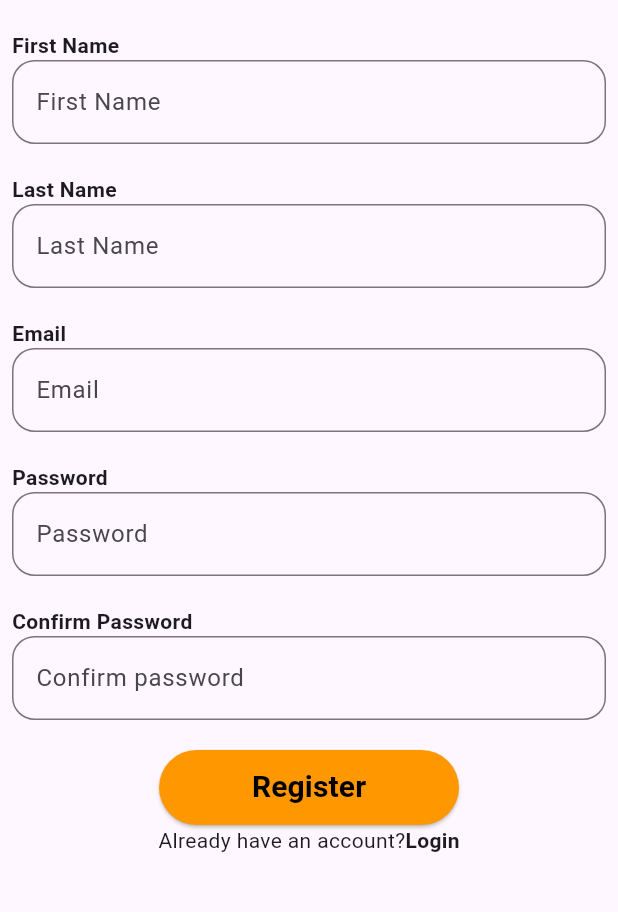
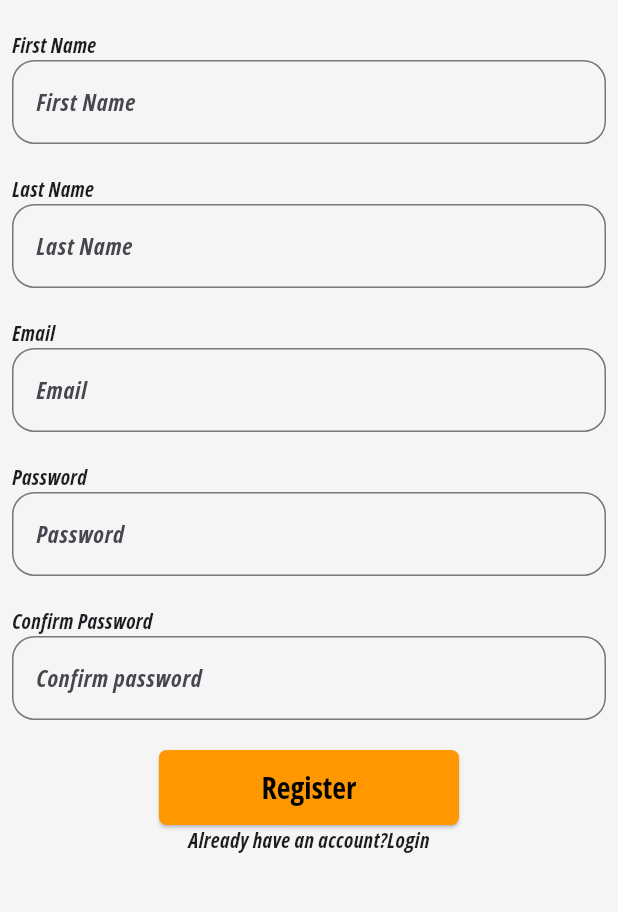
Before and after one commit to ST60002CEM/batch32a-kingdemon24, a Flutter app: the screen it shows after launch, after a tap on "LOGIN", after a tap on "Sign Up", on a phone screen of 412 x 824 dp, the part 312-1224 px from its top. Run offline on Flutter 3.47's test engine with Material 3 defaults, Android fonts, the phone set to English and light mode, and no system bars.

Commit message:
sprint 1 complete

```diff
--- a/lib/App/app.dart
+++ b/lib/App/app.dart
@@ -1,14 +1,16 @@
-
 import 'package:final_assignment/screen/splash_screen.dart';
 import 'package:flutter/material.dart';
+
+import '../screen/theme/theme_data.dart';
 
 class MyApp extends StatelessWidget {
   const MyApp({super.key});
   @override
   Widget build(BuildContext context) {
-    return const MaterialApp(
+    return MaterialApp(
       debugShowCheckedModeBanner: false,
-      home: SplashScreen(),
+      theme: getApplicationTheme(),
+      home: const SplashScreen(),
     );
   }
 }
--- a/lib/screen/login_screen.dart
+++ b/lib/screen/login_screen.dart
@@ -24,17 +24,17 @@ class _LoginScreenState extends State<LoginScreen> {
       body: SingleChildScrollView(
         child: Stack(
           children: [
-            Opacity(
-              opacity: 0.97,
-              child: Container(
-                decoration: const BoxDecoration(
-                  image: DecorationImage(
-                    image: AssetImage('assets/images/background_image.jpg'),
-                    fit: BoxFit.cover,
-                  ),
-                ),
-              ),
-            ),
+            // Opacity(
+            //   opacity: 0.97,
+            //   child: Container(
+            //     decoration: const BoxDecoration(
+            //       image: DecorationImage(
+            //         image: AssetImage('assets/images/background_image.jpg'),
+            //         fit: BoxFit.cover,
+            //       ),
+            //     ),
+            //   ),
+            // ),
             Padding(
               padding: const EdgeInsets.all(8.0),
               child: Form(
@@ -79,6 +79,7 @@ class _LoginScreenState extends State<LoginScreen> {
                         "Forget Password?",
                       ),
                     ),
+
                     gap,
                     ElevatedButton(
                       onPressed: () {
@@ -102,14 +103,9 @@ class _LoginScreenState extends State<LoginScreen> {
                       },
                       style: ElevatedButton.styleFrom(
                         minimumSize: const Size(200, 50),
-                        backgroundColor: Colors.orange,
                       ),
                       child: const Text(
                         "LOGIN",
-                        style: TextStyle(
-                            fontSize: 20,
-                            fontWeight: FontWeight.bold,
-                            color: Colors.black),
                       ),
                     ),
                     gap,
@@ -117,7 +113,9 @@ class _LoginScreenState extends State<LoginScreen> {
                       child: Row(
                         mainAxisAlignment: MainAxisAlignment.center,
                         children: [
-                          const Text("Don't have an account?"),
+                          const Text(
+                            "Don't have an account?",
+                          ),
                           GestureDetector(
                             onTap: () {
                               Navigator.push(
--- /dev/null
+++ b/lib/screen/theme/theme_data.dart
@@ -0,0 +1,16 @@
+import 'package:flutter/material.dart';
+
+ThemeData getApplicationTheme() {
+  return ThemeData(
+      primarySwatch: Colors.red,
+      scaffoldBackgroundColor: Colors.grey[100],
+      fontFamily: 'OpenSans-BoldItalic',
+      elevatedButtonTheme: ElevatedButtonThemeData(
+          style: ElevatedButton.styleFrom(
+              textStyle:
+                  const TextStyle(fontSize: 20, fontFamily: 'OpenSans-Bold'),
+              backgroundColor: Colors.green,
+              foregroundColor: Colors.white,
+              shape: RoundedRectangleBorder(
+                  borderRadius: BorderRadius.circular(5)))));
+}
```
Also changed, not shown: pubspec.yaml (+13 -11 lines), assets/fonts/Montserrat-Bold.ttf (added), assets/fonts/Montserrat-BoldItalic.ttf (added), assets/fonts/OpenSans_Condensed-Bold.ttf (added), assets/fonts/OpenSans_Condensed-BoldItalic.ttf (added).
